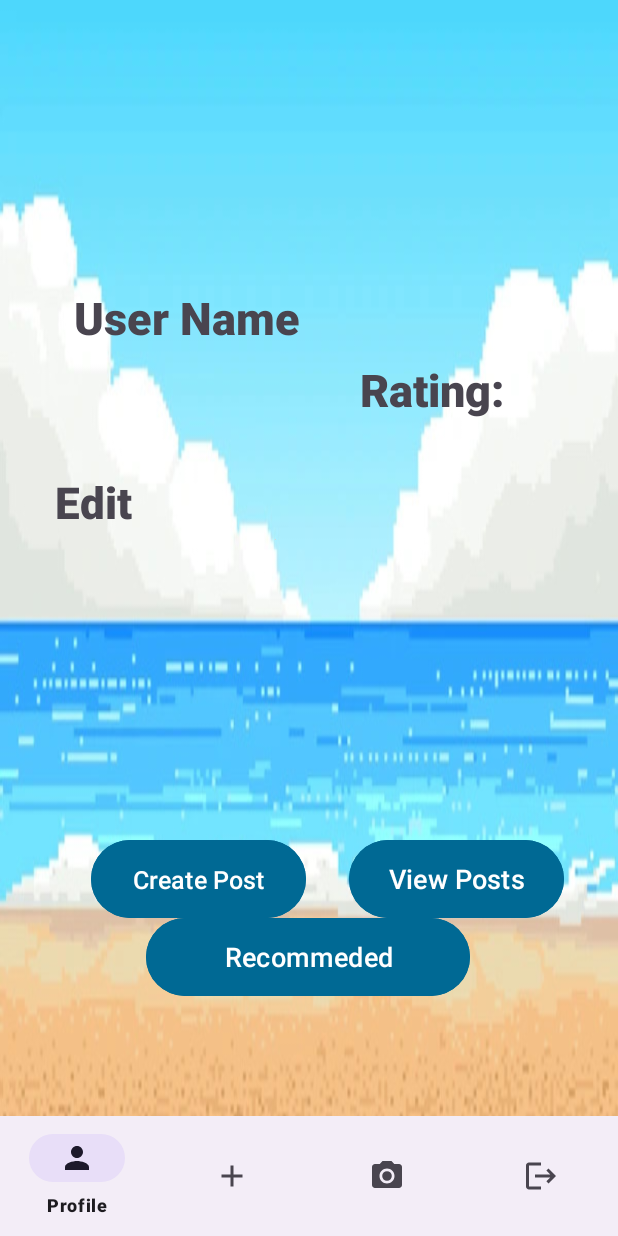
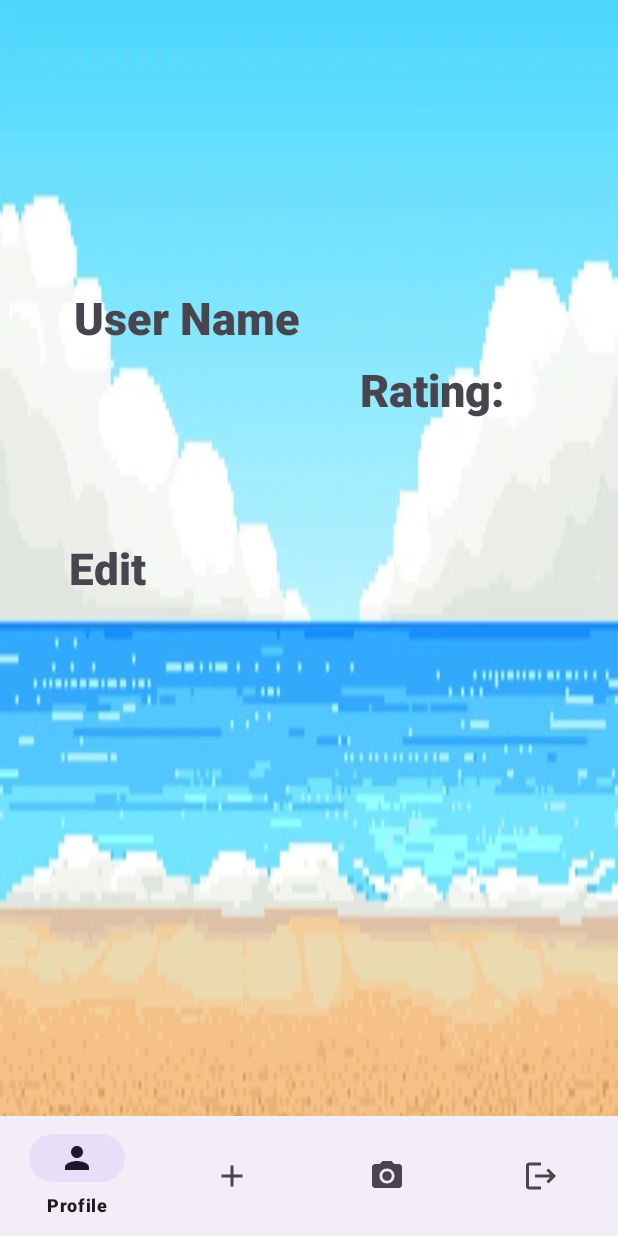
Before and after one commit to clee140/Sea_It_Repository, an Android app: the layout activity_home.xml on its own in the app's theme, with its tools: preview values and no code run, on a phone screen of 412 x 824 dp. Run offline under Robolectric (Android 15) with nearby library versions, the phone set to English and light mode, and no system bars.

Commit message:
final page updates

```diff
--- a/app/src/main/res/layout/activity_home.xml
+++ b/app/src/main/res/layout/activity_home.xml
@@ -43,8 +43,10 @@
         android:textSize="29dp"
         app:layout_constraintBottom_toBottomOf="parent"
         app:layout_constraintEnd_toEndOf="parent"
+        app:layout_constraintHorizontal_bias="1.0"
         app:layout_constraintStart_toStartOf="parent"
-        app:layout_constraintTop_toTopOf="parent" />
+        app:layout_constraintTop_toTopOf="parent"
+        app:layout_constraintVertical_bias="1.0" />
 
     <TextView
         android:layout_width="wrap_content"
@@ -122,81 +124,7 @@
         android:layout_marginBottom="512dp"
         app:layout_constraintBottom_toBottomOf="parent"
         app:layout_constraintEnd_toEndOf="parent"
-        app:srcCompat="@android:drawable/btn_star"
-        app:tint="#FF9800" />
-
-    <Button
-        android:id="@+id/button2"
-        android:layout_width="143dp"
-        android:layout_height="60dp"
-        android:layout_marginEnd="208dp"
-        android:layout_marginBottom="208dp"
-        android:backgroundTint="#006994"
-        android:text="Create Post"
-        android:textSize="16.5sp"
-        app:layout_constraintBottom_toBottomOf="parent"
-        app:layout_constraintEnd_toEndOf="parent" />
-
-    <Button
-        android:id="@+id/button3"
-        android:layout_width="143dp"
-        android:layout_height="60dp"
-        android:layout_marginEnd="36dp"
-        android:layout_marginBottom="208dp"
-        android:backgroundTint="#006994"
-        android:text="View Posts"
-        android:textSize="18sp"
-        app:layout_constraintBottom_toBottomOf="parent"
-        app:layout_constraintEnd_toEndOf="parent" />
-
-    <Button
-        android:id="@+id/button4"
-        android:layout_width="216dp"
-        android:layout_height="60dp"
-        android:layout_marginStart="88dp"
-        android:layout_marginTop="563dp"
-        android:layout_marginEnd="89dp"
-        android:layout_marginBottom="112dp"
-        android:backgroundTint="#006994"
-        android:text="Recommeded"
-        android:textSize="18sp"
-        app:layout_constraintBottom_toBottomOf="parent"
-        app:layout_constraintEnd_toEndOf="parent"
-        app:layout_constraintStart_toStartOf="parent"
-        app:layout_constraintTop_toTopOf="parent" />
-
-    <ImageView
-        android:id="@+id/imageView5"
-        android:layout_width="159dp"
-        android:layout_height="139dp"
-        android:layout_marginEnd="28dp"
-        android:layout_marginBottom="236dp"
-        app:layout_constraintBottom_toBottomOf="parent"
-        app:layout_constraintEnd_toEndOf="parent"
-        app:srcCompat="@android:drawable/ic_menu_view" />
-
-
-    <ImageView
-        android:id="@+id/addImage"
-        android:layout_width="314dp"
-        android:layout_height="114dp"
-        android:layout_marginTop="372dp"
-        android:layout_marginEnd="124dp"
-        app:layout_constraintEnd_toEndOf="parent"
-        app:layout_constraintTop_toTopOf="parent"
-        app:srcCompat="@android:drawable/ic_menu_add" />
-
-    <ImageView
-        android:id="@+id/seait_logo"
-        android:layout_width="47dp"
-        android:layout_height="190dp"
-        android:layout_marginStart="3dp"
-        android:layout_marginEnd="343dp"
-        android:layout_marginBottom="612dp"
-        app:layout_constraintBottom_toBottomOf="parent"
-        app:layout_constraintEnd_toEndOf="parent"
-        app:layout_constraintStart_toStartOf="parent"
-        app:srcCompat="@drawable/seait_logo" />
+        app:srcCompat="@android:drawable/btn_star_big_off" />
 
 
 </androidx.constraintlayout.widget.ConstraintLayout>
--- a/app/src/main/res/layout/activity_image_post.xml
+++ b/app/src/main/res/layout/activity_image_post.xml
@@ -55,5 +55,6 @@
         app:layout_constraintEnd_toEndOf="parent"
         app:layout_constraintStart_toStartOf="parent"
         app:layout_constraintTop_toBottomOf="@+id/editText"
-        app:layout_constraintVertical_bias="0.424" />
+        app:layout_constraintVertical_bias="0.424"
+        app:backgroundTint="#006994" />
 </androidx.constraintlayout.widget.ConstraintLayout>
--- a/app/src/main/res/layout/activity_main.xml
+++ b/app/src/main/res/layout/activity_main.xml
@@ -20,7 +20,7 @@
         android:fontFamily="casual"
         android:text="SEA-IT"
         android:textAllCaps="true"
-        android:textColor="#2948F4"
+        android:textColor="#006994"
         android:textFontWeight="12"
         android:textSize="104dp"
         android:textStyle="bold"
--- a/app/src/main/res/layout/activity_sign_up.xml
+++ b/app/src/main/res/layout/activity_sign_up.xml
@@ -8,17 +8,14 @@
     android:padding="16dp"
     android:paddingLeft="20dp">
 
-    <!-- email -->
-
     <!-- signup text -->
-
     <TextView
         android:id="@+id/textView4"
-        android:layout_width="266dp"
+        android:layout_width="300dp"
         android:layout_height="55dp"
+        android:layout_alignParentLeft="true"
         android:fontFamily="sans-serif-black"
-        android:text="          Sign Up"
-        android:textAlignment="gravity"
+        android:text="Sign Up"
         android:textSize="42dp" />
 
     <ImageView
@@ -55,7 +52,7 @@
 
     <!-- sign up Button -->
     <Button
-        android:id="@+id/buttonSignUP"
+        android:id="@+id/sign_up_button"
         android:layout_width="match_parent"
         android:layout_height="wrap_content"
         android:backgroundTint="#006994"
```
